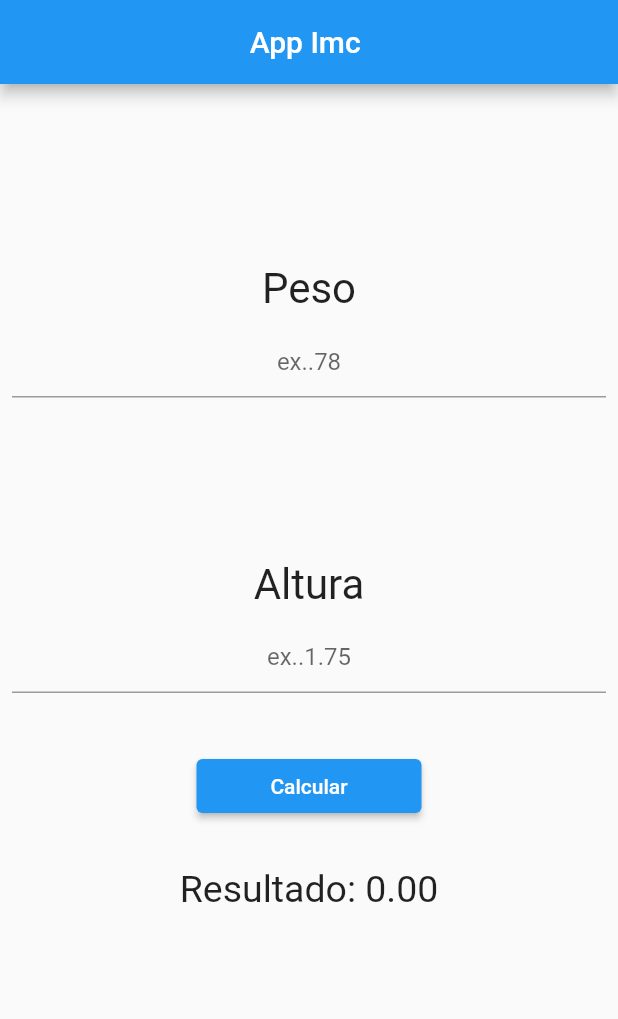
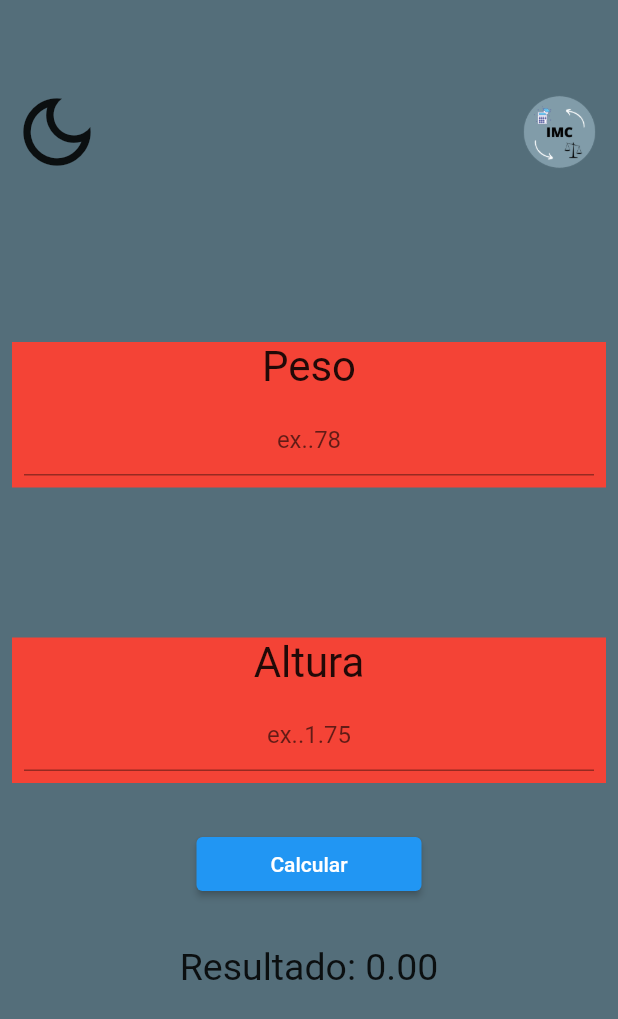
Before and after one commit to jucesargois/imc_app, a Flutter app: the screen it shows after launch, on a phone screen of 412 x 824 dp. Shown: the top 1019 px of the screen. Run offline on Flutter 3.47's test engine with Material 2 defaults, Android fonts, the phone set to English and light mode, and no system bars.

Commit message:
AppBar removida. Inserida cor de fundo. Inserido novos icones.

```diff
--- a/lib/home.dart
+++ b/lib/home.dart
@@ -48,15 +48,47 @@ class _HomeState extends State<Home> {
   Widget build(BuildContext context) {
     return MaterialApp(
       home: Scaffold(
-        appBar: AppBar(
-          title: const Center(child: Text('App Imc ')),
-        ),
+        backgroundColor: Color(0xFF546e7a),
         body: SingleChildScrollView(
+          child: Padding(
+            padding: const EdgeInsets.all(8.0),
             child: Column(
               children: [
                 const SizedBox(
-                height: 120,
+                  height: 50,
                 ),
+                Row(
+                  children: [
+                    Align(
+                      alignment: Alignment.bottomLeft,
+                      child: Column(
+                        children: [
+                          Icon(
+                            Icons.dark_mode_outlined,
+                            size: 60,
+                          ),
+                        ],
+                      ),
+                    ),
+                    SizedBox(
+                      width: 280,
+                    ),
+                    Align(
+                      alignment: Alignment.bottomRight,
+                      child: Image.asset(
+                        'assets/images/logo_app_imc.png',
+                        scale: 10,
+                      ),
+                    ),
+                  ],
+                ),
+                const SizedBox(
+                  height: 110,
+                ),
+                Container(
+                  color: Colors.red,
+                  child: Column(
+                    children: [
                       const Center(
                         child: Text(
                           'Peso',
@@ -71,9 +103,16 @@ class _HomeState extends State<Home> {
                           decoration: const InputDecoration(hintText: 'ex..78'),
                         ),
                       ),
+                    ],
+                  ),
+                ),
                 const SizedBox(
                   height: 100,
                 ),
+                Container(
+                  color: Colors.red,
+                  child: Column(
+                    children: [
                       const Center(
                         child: Text(
                           'Altura',
@@ -85,7 +124,11 @@ class _HomeState extends State<Home> {
                         child: TextField(
                           textAlign: TextAlign.center,
                           controller: alturacontroller,
-                  decoration: const InputDecoration(hintText: 'ex..1.75'),
+                          decoration:
+                              const InputDecoration(hintText: 'ex..1.75'),
+                        ),
+                      ),
+                    ],
                   ),
                 ),
                 const SizedBox(
@@ -97,15 +140,20 @@ class _HomeState extends State<Home> {
                     onPressed: () {
                       int? pesoconv = int.tryParse(pesocontroller.text);
                       peso = pesoconv;
-                    double? alturaconv = double.tryParse(alturacontroller.text);
+                      double? alturaconv =
+                          double.tryParse(alturacontroller.text);
                       altura = alturaconv;
                       resultado = calculaImc(peso, altura);
-                    setState(() {
+                      setState(
+                        () {
                           resultado;
-                    });
-                    setState(() {
+                        },
+                      );
+                      setState(
+                        () {
                           value = true;
-                    });
+                        },
+                      );
                     },
                     child: const Text('Calcular'),
                   ),
@@ -117,9 +165,10 @@ class _HomeState extends State<Home> {
                   child: Text(
                     "Resultado: ${resultado.toStringAsFixed(2)}",
                     style: const TextStyle(fontSize: 25),
-              )),
+                  ),
+                ),
                 const SizedBox(
-                height: 120,
+                  height: 90,
                 ),
                 Visibility(
                   visible: value,
@@ -127,17 +176,19 @@ class _HomeState extends State<Home> {
                     color: classificacaoImc(resultado) == 'Adequado'
                         ? Colors.green
                         : Colors.red,
-
                     width: double.infinity,
                     height: 50,
                     child: Center(
                       child: Text(
                         '${classificacaoImc(resultado)}',
-                        style: const TextStyle(color: Colors.white, fontSize: 25),
+                        style:
+                            const TextStyle(color: Colors.white, fontSize: 25),
                       ),
                     ),
-                  ))
+                  ),
+                )
               ],
+            ),
           ),
         ),
       ),
```
Lines whose indentation alone changed are shown as unchanged.
